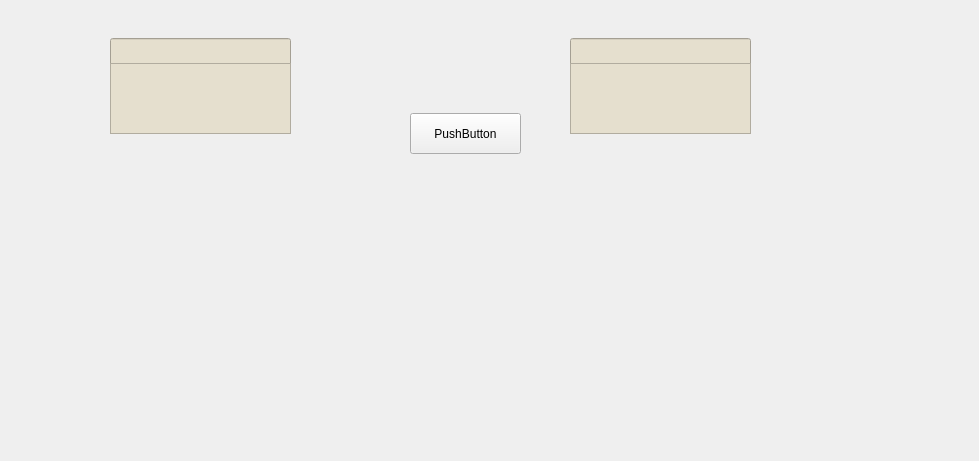
The window that WranaSection/User_View.ui (SEGA-ABBASYA/Data_Structures) describes before a commit, drawn with Qt 5; both pictures show x 301 to 1280 and y 259 to 720 of the 1280 by 720 pixel window.
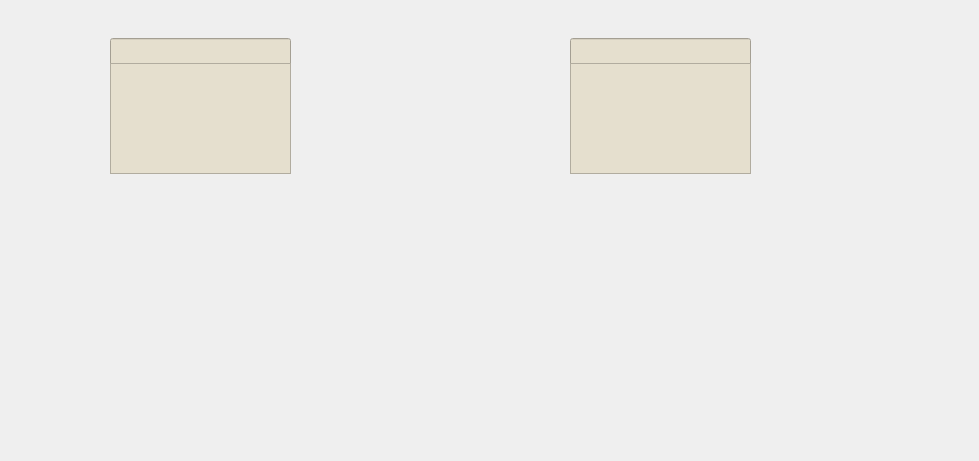
The same window after the commit. Icons and pictures are not drawn.

Diff of the .ui file:
```diff
--- a/WranaSection/User_View.ui
+++ b/WranaSection/User_View.ui
@@ -903,7 +903,7 @@
       <widget class="QPushButton" name="third_start">
        <property name="geometry">
         <rect>
-         <x>130</x>
+         <x>290</x>
          <y>600</y>
          <width>141</width>
          <height>61</height>
@@ -920,7 +920,7 @@
       <widget class="QPushButton" name="second_start">
        <property name="geometry">
         <rect>
-         <x>290</x>
+         <x>130</x>
          <y>600</y>
          <width>141</width>
          <height>61</height>
@@ -988,7 +988,7 @@
       <widget class="QPushButton" name="third_end">
        <property name="geometry">
         <rect>
-         <x>580</x>
+         <x>740</x>
          <y>600</y>
          <width>141</width>
          <height>61</height>
@@ -1005,7 +1005,7 @@
       <widget class="QPushButton" name="second_end">
        <property name="geometry">
         <rect>
-         <x>740</x>
+         <x>580</x>
          <y>600</y>
          <width>141</width>
          <height>61</height>
@@ -1025,7 +1025,7 @@
          <x>160</x>
          <y>320</y>
          <width>181</width>
-         <height>71</height>
+         <height>111</height>
         </rect>
        </property>
        <property name="styleSheet">
@@ -1043,7 +1043,7 @@
          <x>620</x>
          <y>320</y>
          <width>181</width>
-         <height>71</height>
+         <height>111</height>
         </rect>
        </property>
        <property name="styleSheet">
@@ -1082,14 +1082,18 @@
       <widget class="QPushButton" name="pushButton_4">
        <property name="geometry">
         <rect>
-         <x>460</x>
+         <x>430</x>
          <y>370</y>
-         <width>111</width>
-         <height>41</height>
+         <width>151</width>
+         <height>71</height>
         </rect>
        </property>
+       <property name="styleSheet">
+        <string notr="true">background-color:transparent;
+border:none;</string>
+       </property>
        <property name="text">
-        <string>PushButton</string>
+        <string/>
        </property>
       </widget>
      </widget>
```
Left out of the diff: 2 changed lines with no effect on the pictures.
